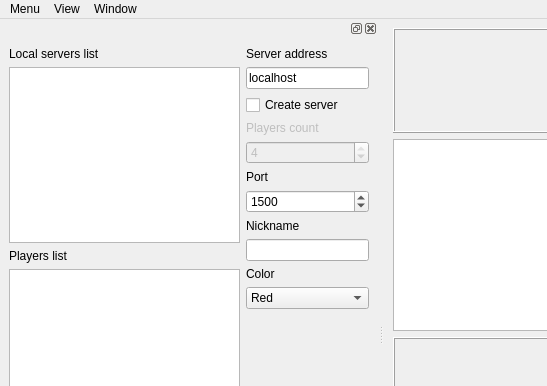
Above: racingForm.ui from Anna-Sent/qblokus2 before the change; both pictures show x 0 to 547 and y 0 to 386 of the 1182 by 670 pixel window. Below: the same form after it.
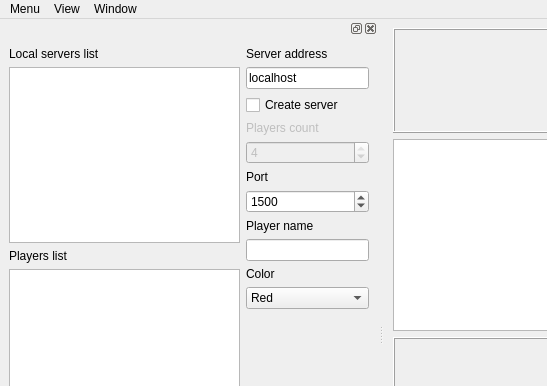
That is the form after the change.

What changed in the file:
```diff
--- a/racingForm.ui
+++ b/racingForm.ui
@@ -197,7 +197,7 @@
            <item row="8" column="0">
             <widget class="QLabel" name="lNickname">
              <property name="text">
-              <string>Nickname</string>
+              <string>Player name</string>
              </property>
             </widget>
            </item>
```
Left out of the diff: 68 changed lines with no effect on the pictures.
